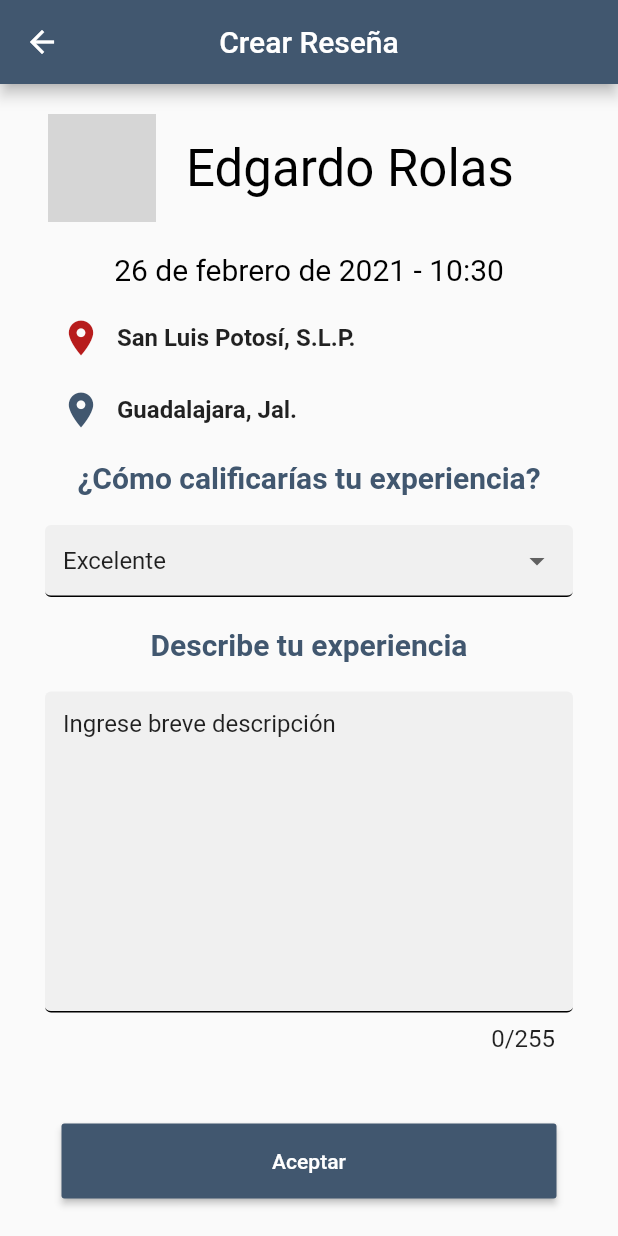
After one commit to mauduran/Pool_Rides, a Flutter app: the screen it shows after launch, on a phone screen of 412 x 824 dp. The commit adds this screen. Run offline on Flutter 3.47's test engine with Material 2 defaults, Android fonts, the phone set to English and light mode, and no system bars; our stand-ins replace flutter_svg; network calls fail; grey boxes are pictures that could not be loaded.

Commit message:
Created page to review trip

```diff
--- /dev/null
+++ b/lib/create-review/CreateReviewPage.dart
@@ -0,0 +1,149 @@
+import 'package:Pool_Rides/route-locations/RouteLocations.dart';
+import 'package:flutter/material.dart';
+import 'package:intl/intl.dart';
+import 'package:intl/date_symbol_data_local.dart';
+
+class CreateReviewPage extends StatefulWidget {
+  CreateReviewPage({Key key}) : super(key: key);
+
+  @override
+  _CreateReviewPageState createState() => _CreateReviewPageState();
+}
+
+class _CreateReviewPageState extends State<CreateReviewPage> {
+  final DateTime date = DateTime.now();
+  DateFormat dateFormat;
+  DateFormat timeFormat;
+  String value = "excelente";
+
+  @override
+  void initState() {
+    initializeDateFormatting();
+    dateFormat = new DateFormat.yMMMMd('es');
+    timeFormat = new DateFormat.Hm('es');
+    super.initState();
+  }
+
+  @override
+  Widget build(BuildContext context) {
+    return Scaffold(
+      resizeToAvoidBottomInset: false,
+      appBar: AppBar(
+        title: Text("Crear Reseña"),
+        centerTitle: true,
+      ),
+      body: Column(
+        children: [
+          Padding(
+            padding: const EdgeInsets.fromLTRB(32, 20, 32, 20),
+            child: Row(
+              children: [
+                CircleAvatar(
+                  backgroundImage: NetworkImage(
+                    "https://randomuser.me/api/portraits/men/5.jpg",
+                  ),
+                  radius: 36,
+                ),
+                SizedBox(
+                  width: 20,
+                ),
+                Text(
+                  "Edgardo Rolas",
+                  style: Theme.of(context).textTheme.headline4,
+                ),
+              ],
+            ),
+          ),
+          Text(
+            "${(dateFormat != null) ? dateFormat.format(date) : ''} - ${(timeFormat != null) ? timeFormat.format(date) : ''}",
+            style: TextStyle(
+              color: Colors.black,
+              fontSize: 20,
+            ),
+          ),
+          Padding(
+            padding: const EdgeInsets.fromLTRB(40, 20.0, 40, 20),
+            child: RouteLocations(
+              origin: "San Luis Potosí, S.L.P.",
+              destination: "Guadalajara, Jal.",
+              spacing: 20,
+            ),
+          ),
+          Text(
+            "¿Cómo calificarías tu experiencia?",
+            style: Theme.of(context).textTheme.headline6.copyWith(
+                  color: Theme.of(context).primaryColor,
+                  fontWeight: FontWeight.bold,
+                ),
+          ),
+          Padding(
+            padding: const EdgeInsets.fromLTRB(30, 20, 30, 20),
+            child: DropdownButtonFormField(
+              value: value,
+              items: [
+                DropdownMenuItem(
+                  child: Text("Excelente"),
+                  value: "excelente",
+                ),
+                DropdownMenuItem(
+                  child: Text("Muy bien"),
+                  value: "muy_bien",
+                ),
+                DropdownMenuItem(
+                  child: Text("Bien"),
+                  value: "bien",
+                ),
+                DropdownMenuItem(
+                  child: Text("Mal"),
+                  value: "mal",
+                ),
+                DropdownMenuItem(
+                  child: Text("Muy mal"),
+                  value: "muy_mal",
+                ),
+              ],
+              onChanged: (val) {
+                setState(() {
+                  value = val;
+                });
+              },
+            ),
+          ),
+          Text(
+            "Describe tu experiencia",
+            style: Theme.of(context).textTheme.headline6.copyWith(
+                  color: Theme.of(context).primaryColor,
+                  fontWeight: FontWeight.bold,
+                ),
+          ),
+          Expanded(
+              child: Padding(
+            padding: const EdgeInsets.fromLTRB(30, 20, 30, 20),
+            child: TextField(
+              decoration: InputDecoration(
+                hintText: "Ingrese breve descripción",
+              ),
+              keyboardType: TextInputType.multiline,
+              minLines: 10,
+              maxLines: 10,
+              maxLength: 255,
+            ),
+          )),
+          Padding(
+            padding: const EdgeInsets.only(top: 0, bottom: 25),
+            child: MaterialButton(
+              height: 50,
+              minWidth: 330,
+              onPressed: () {},
+              color: Theme.of(context).primaryColor,
+              child: Text(
+                "Aceptar",
+                style: TextStyle(color: Colors.white),
+              ),
+            ),
+          )
+        ],
+      ),
+    );
+  }
+}
--- a/lib/main.dart
+++ b/lib/main.dart
@@ -1,3 +1,4 @@
+import 'package:Pool_Rides/create-review/CreateReviewPage.dart';
 import 'package:Pool_Rides/homepage/HomePage.dart';
 import 'package:Pool_Rides/principal/principal.dart';
 import 'package:Pool_Rides/principal/principal_signin.dart';
@@ -19,7 +20,7 @@ class MyApp extends StatelessWidget {
       title: 'Pool Rides',
       theme: myTheme,
       debugShowCheckedModeBanner: false,
-      initialRoute: '/',
+      initialRoute: '/make-review',
       routes: {
         '/': (context) => Principal(),
         '/HomePage': (context) => HomePage(title: 'Pool Rides'),
@@ -28,6 +29,7 @@ class MyApp extends StatelessWidget {
         '/SignUp2': (context) => SignUp2(),
         '/SignIn': (context) => SignIn(),
         '/reviews': (context) => ReviewsPage(),
+        '/make-review': (context) => CreateReviewPage()
       },
     );
   }
--- a/lib/principal/principal_signin.dart
+++ b/lib/principal/principal_signin.dart
@@ -42,9 +42,7 @@ class _PrincipalSignInState extends State<PrincipalSignIn> {
                   ),
                   child: Column(
                     children: [
-                      Padding(
-                        padding: const EdgeInsets.only(top: 10),
-                        child: Text(
+                      Text(
                         "Pool Rides",
                         style: TextStyle(
                           color: Colors.white,
@@ -52,7 +50,6 @@ class _PrincipalSignInState extends State<PrincipalSignIn> {
                           fontSize: 26,
                         ),
                         textAlign: TextAlign.justify,
-                        ),
                       ),
                       Padding(
                         padding: const EdgeInsets.only(top: 30),
--- a/lib/reviews/ReviewsPage.dart
+++ b/lib/reviews/ReviewsPage.dart
@@ -101,12 +101,6 @@ class _ReviewsPageState extends State<ReviewsPage> {
             ),
             ReviewSummary(),
             ..._getReviewDetails()
-            // Expanded(
-            //   child: ListView.builder(
-            //     itemCount: 3,
-            //     itemBuilder: (BuildContext context, int idx) => ReviewDetail(),
-            //   ),
-            // ),
           ],
         ),
       ),
--- /dev/null
+++ b/lib/route-locations/RouteLocations.dart
@@ -0,0 +1,64 @@
+import 'package:flutter/material.dart';
+
+class RouteLocations extends StatelessWidget {
+  final String origin;
+  final String destination;
+  final double spacing;
+  const RouteLocations(
+      {Key key,
+      @required this.origin,
+      @required this.destination,
+      @required this.spacing})
+      : super(key: key);
+
+  @override
+  Widget build(BuildContext context) {
+    return Container(
+      child: Column(
+        children: [
+          Row(
+            children: [
+              Icon(
+                Icons.location_on,
+                size: 28,
+                color: Colors.red[900],
+              ),
+              SizedBox(
+                width: 10,
+              ),
+              Text(
+                origin,
+                style: TextStyle(
+                  fontSize: 16,
+                  fontWeight: FontWeight.bold,
+                ),
+              )
+            ],
+          ),
+          SizedBox(
+            height: spacing,
+          ),
+          Row(
+            children: [
+              Icon(
+                Icons.location_on,
+                size: 28,
+                color: Theme.of(context).primaryColor,
+              ),
+              SizedBox(
+                width: 10,
+              ),
+              Text(
+                destination,
+                style: TextStyle(
+                  fontSize: 16,
+                  fontWeight: FontWeight.bold,
+                ),
+              )
+            ],
+          ),
+        ],
+      ),
+    );
+  }
+}
--- a/lib/theme.dart
+++ b/lib/theme.dart
@@ -96,7 +96,7 @@ final ThemeData myTheme = ThemeData(
       fontStyle: FontStyle.normal,
     ),
     headline4: TextStyle(
-      color: Color(0x8a000000),
+      color: Colors.black,
       fontSize: 34.0,
       fontWeight: FontWeight.w400,
       fontStyle: FontStyle.normal,
```
Lines whose indentation alone changed are shown as unchanged.
